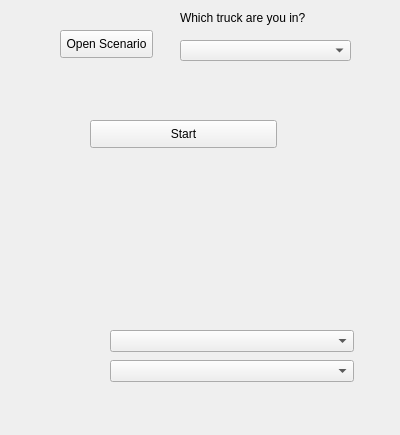
Qt form SpatialDecision/spatial_decision_dockwidget_base.ui (LaurensJN/2016_Group09_Beaufort) before a commit.
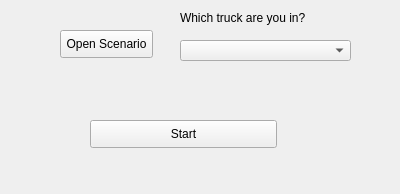
The same form after that commit.

Patch:
```diff
--- a/SpatialDecision/spatial_decision_dockwidget_base.ui
+++ b/SpatialDecision/spatial_decision_dockwidget_base.ui
@@ -7,7 +7,7 @@
     <x>0</x>
     <y>0</y>
     <width>400</width>
-    <height>435</height>
+    <height>194</height>
    </rect>
   </property>
   <property name="maximumSize">
@@ -26,7 +26,7 @@
       <x>0</x>
       <y>0</y>
       <width>401</width>
-      <height>391</height>
+      <height>161</height>
      </rect>
     </property>
     <property name="maximumSize">
```
